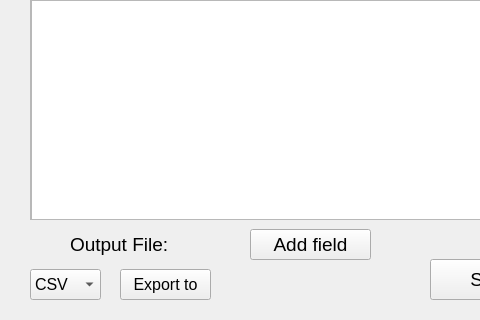
This is Scraper_app/main.ui in mido-99/Full-Projects as Qt 5 draws it before an edit; both pictures show x 0 to 480 and y 81 to 401 of the 607 by 401 pixel window. The edited form follows.
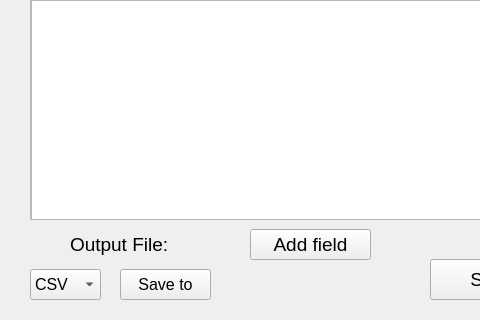
This is the edited form.

Commit message: Data transfer as list (needs solution) - Coded Buttons- Icon added

The edit to the form file:
```diff
--- a/Scraper_app/main.ui
+++ b/Scraper_app/main.ui
@@ -173,7 +173,7 @@
     </font>
    </property>
    <property name="text">
-    <string>Export to</string>
+    <string>Save to</string>
    </property>
   </widget>
  </widget>
```
The commit also changes 5 other files.
